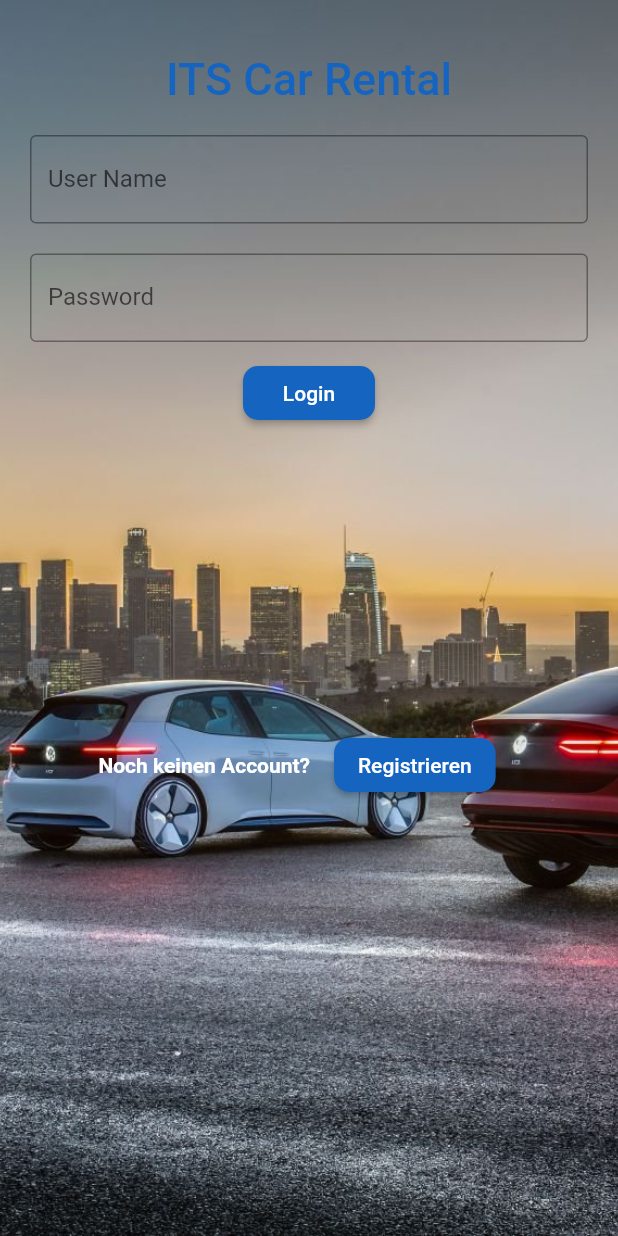
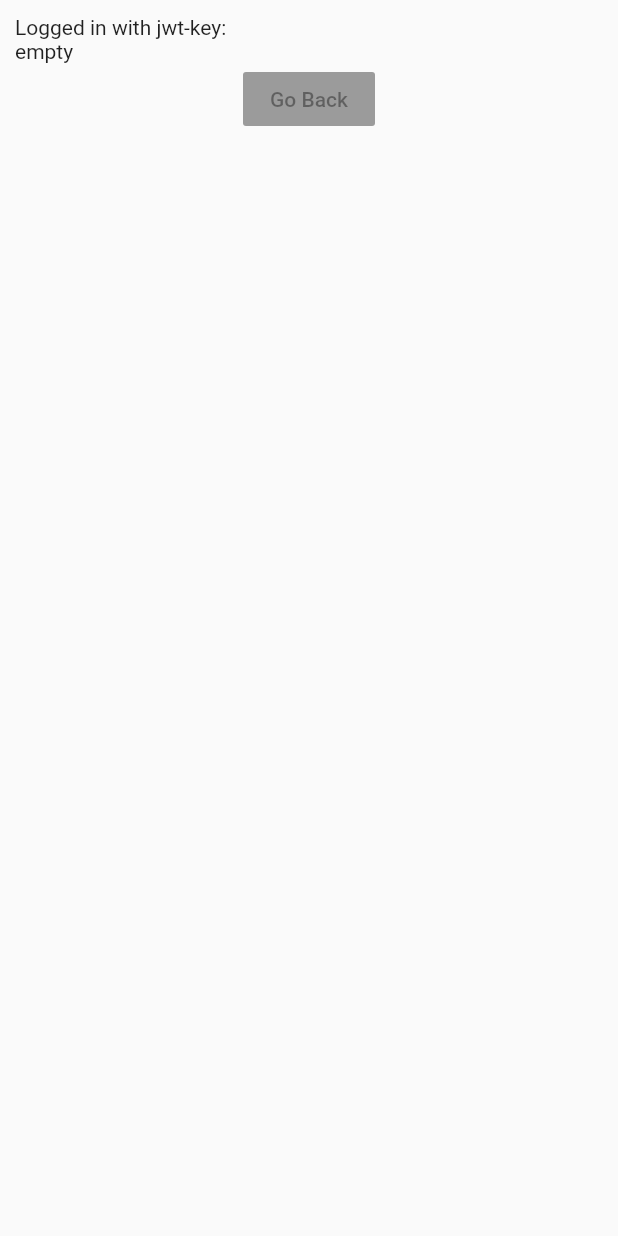
Before and after one commit to arainer99/its_car_rental_fe, a Flutter app: the screen it shows after launch, on a phone screen of 412 x 824 dp. Run offline on Flutter 3.47's test engine with Material 2 defaults, Android fonts, the phone set to English and light mode, and no system bars; our stand-ins replace flutter_secure_storage.

Commit message:
Basic Login and Registration
- jwt gets stored in SecureStorageService
- automatic login if jwt is set

```diff
--- /dev/null
+++ b/lib/MainScreen.dart
@@ -0,0 +1,45 @@
+import 'package:flutter/cupertino.dart';
+import 'package:flutter/material.dart';
+import 'file:///C:/Andreas/FH_ITS/WS20/SWD/Flutter-FE/its_car_rental/lib/Services/SecureStorageService.dart';
+
+class MainScreen extends StatefulWidget {
+  @override
+  State<StatefulWidget> createState() {
+    return new _MainScreenState();
+  }
+}
+
+class _MainScreenState extends State<MainScreen> {
+  String _jwt = 'empty';
+
+  String _getJwt() {
+    SecureStorageService().getItem('jwt').then((value) => setState(() {
+      _jwt = value;
+    }));
+
+    return _jwt;
+  }
+
+  @override
+  Widget build(BuildContext context) {
+    return Scaffold(
+      body: Padding(
+        padding: EdgeInsets.all(10),
+        child: ListView(
+          children: <Widget>[
+            Text('Logged in with jwt-key: '),
+            Text(_getJwt()),
+            FlatButton(
+              onPressed: () {
+                Navigator.pop(context);
+              },
+              child: RaisedButton(
+                child: Text('Go Back'),
+              ),
+            )
+          ],
+        ),
+      ),
+    );
+  }
+}
--- /dev/null
+++ b/lib/Services/SecureStorageService.dart
@@ -0,0 +1,23 @@
+import 'package:flutter_secure_storage/flutter_secure_storage.dart';
+
+class SecureStorageService {
+  static final SecureStorageService _instance = SecureStorageService._internal();
+
+  factory SecureStorageService() => _instance;
+
+  SecureStorageService._internal();
+
+  final _storage = FlutterSecureStorage();
+
+  void addItem(String key, String value) async {
+    await _storage.write(key: key, value: value);
+  }
+
+  Future<String> getItem(String key)  async {
+    return _storage.read(key: key);
+  }
+
+  void deleteItem(String key) async {
+    _storage.delete(key: key);
+  }
+}
--- a/lib/main.dart
+++ b/lib/main.dart
@@ -1,5 +1,6 @@
 import 'package:flutter/material.dart';
 import 'package:its_car_rental/Login_Screen.dart';
+import 'package:its_car_rental/MainScreen.dart';
 import 'package:its_car_rental/register_screen.dart';
 
 void main() {
@@ -18,7 +19,8 @@ class MyApp extends StatelessWidget {
       ),
       routes: {
         // '/': (context) => LoginPage(),
-        '/register': (context) => RegisterScreen()
+        '/register': (context) => RegisterScreen(),
+        '/home': (context) => MainScreen(),
       },
       home: LoginPage()
     );
--- a/lib/register_screen.dart
+++ b/lib/register_screen.dart
@@ -4,7 +4,7 @@ import 'package:flutter/material.dart';
 import 'package:its_car_rental/WidgetUtils/GeneralUtils.dart';
 import 'package:http/http.dart' as http;
 import 'package:its_car_rental/userDTO.dart';
-import 'httpService.dart';
+import 'Services/httpService.dart';
 
 class RegisterScreen extends StatefulWidget {
   @override
--- a/pubspec.yaml
+++ b/pubspec.yaml
@@ -22,6 +22,7 @@ environment:
 
 dependencies:
   http: ^0.12.2
+  flutter_secure_storage: ^3.3.5
   flutter:
     sdk: flutter
 
```
Also changed, not shown: lib/Login_Screen.dart (+23 -4 lines), lib/Services/httpService.dart (added, +40 -0 lines), lib/httpService.dart (deleted, +0 -14 lines), pubspec.lock, 1 other file.
